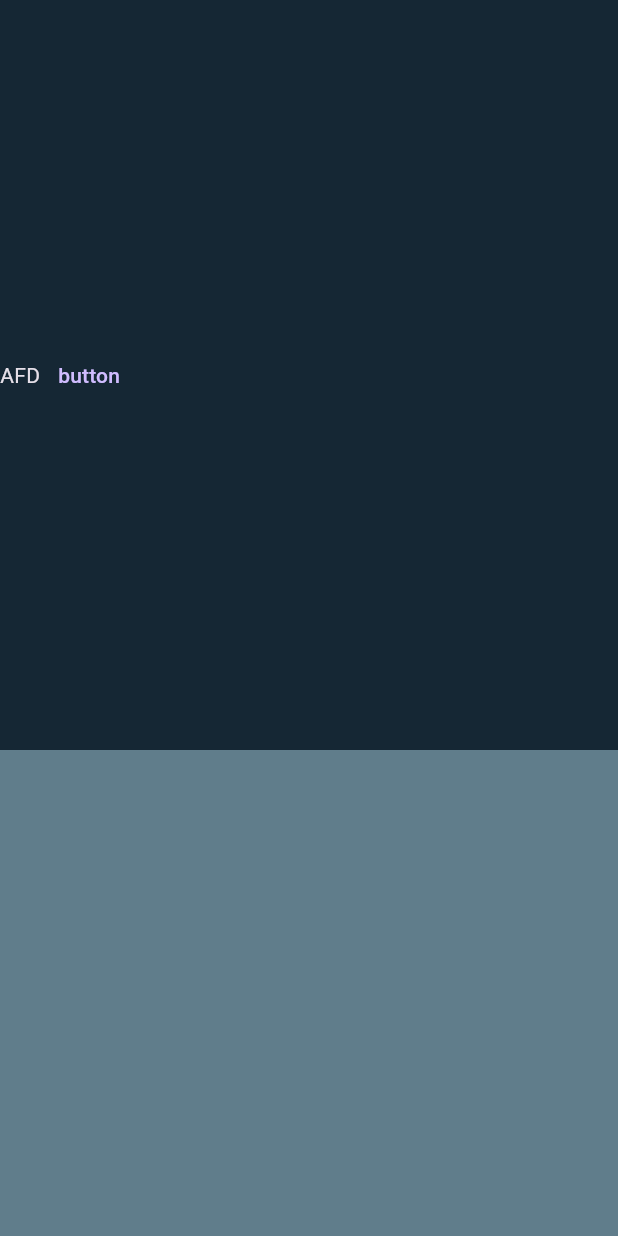
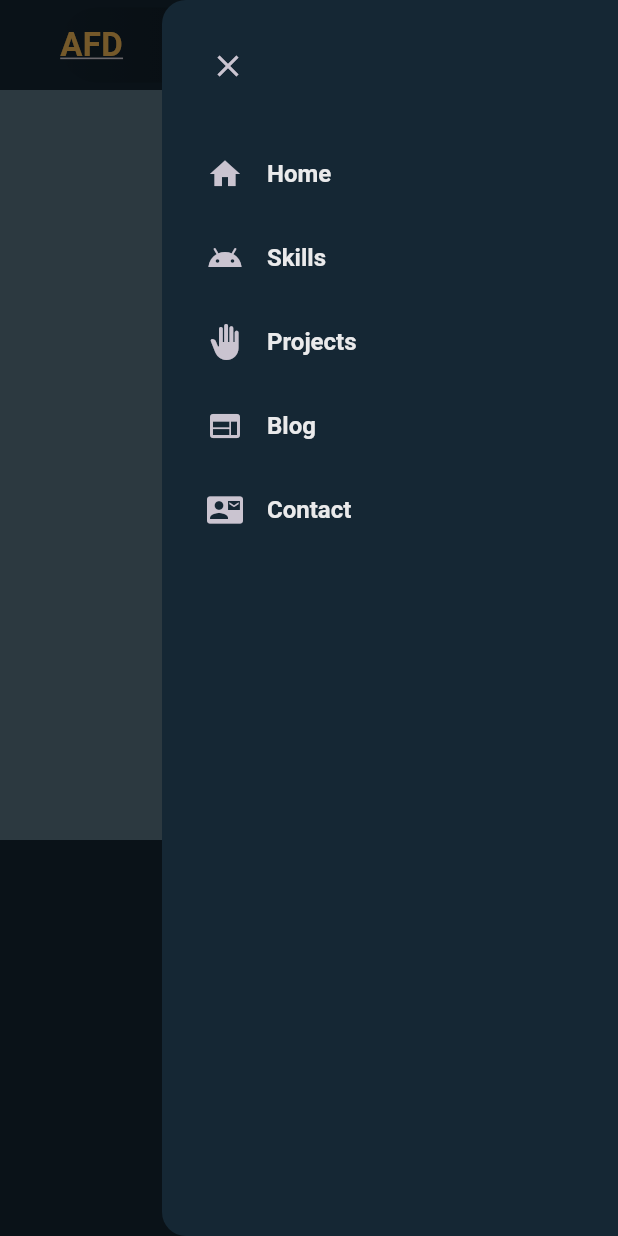
Before and after one commit to lalpha1/my_portfolio, a Flutter app: the screen it shows after launch, with the side drawer open (before the commit the screen has no drawer), on a phone screen of 412 x 824 dp. Run offline on Flutter 3.47's test engine with Material 3 defaults, Android fonts, the phone set to English and light mode, and no system bars.

Commit message:
mobile and desktop headers

```diff
--- /dev/null
+++ b/lib/constants/nav_items.dart
@@ -0,0 +1,17 @@
+import 'package:flutter/material.dart';
+
+List<String> navTitle = [
+  'Home',
+  'Skills',
+  'Projects',
+  'Blog',
+  'Contact',
+];
+
+List<IconData> navIcons = [
+  Icons.home,
+  Icons.android_outlined,
+  Icons.back_hand,
+  Icons.web,
+  Icons.quick_contacts_mail,
+];
--- a/lib/pages/home_page.dart
+++ b/lib/pages/home_page.dart
@@ -1,5 +1,8 @@
 import 'package:flutter/material.dart';
 import 'package:my_portfolio/constants/colors.dart';
+import 'package:my_portfolio/widgets/header_mobile.dart';
+
+import '../widgets/drawer_mobile.dart';
 
 class HomePage extends StatefulWidget {
   const HomePage({super.key});
@@ -11,26 +14,21 @@ class HomePage extends StatefulWidget {
 class _HomePageState extends State<HomePage> {
   @override
   Widget build(BuildContext context) {
+    final scaffoldKey = GlobalKey<ScaffoldState>();
     return Scaffold(
+        key: scaffoldKey,
+        endDrawer: DrawerMobile(),
         backgroundColor: CustomColor.scaffoldBg,
         // use ListView for scrollable list
-        body: ListView(
-          children: [
+        body: ListView(children: [
           // MAIN
-            Container(
-              height: 500,
-              width: double.maxFinite,
-              child: Row(
-                children: [
-                  Text("AFD"),
-                  TextButton(
-                    onPressed: () {},
-                    child: Text('button'),
+          //HeaderDesktop(),
+          HeaderMobile(
+            onLogoTap: () {},
+            onMenuTap: () {
+              scaffoldKey.currentState?.openEndDrawer();
+            },
           ),
-                ],
-              ),
-            ),
-
           // SKILLS
           Container(
             height: 500,
@@ -51,9 +49,7 @@ class _HomePageState extends State<HomePage> {
             width: double.maxFinite,
             color: Colors.blueGrey,
           ),
-
           // FOOTER
-          ],
-        ));
+        ]));
   }
 }
--- /dev/null
+++ b/lib/styles/style.dart
@@ -0,0 +1,11 @@
+import 'package:flutter/material.dart';
+
+import '../constants/colors.dart';
+
+BoxDecoration kHeaderDecoration = BoxDecoration(
+  gradient: const LinearGradient(colors: [
+    Colors.transparent,
+    CustomColor.bgLight1,
+  ]),
+  borderRadius: BorderRadius.circular(100),
+);
--- /dev/null
+++ b/lib/widgets/drawer_mobile.dart
@@ -0,0 +1,49 @@
+import 'package:flutter/material.dart';
+
+import '../constants/colors.dart';
+import '../constants/nav_items.dart';
+
+class DrawerMobile extends StatelessWidget {
+  const DrawerMobile({
+    super.key,
+  });
+
+  @override
+  Widget build(BuildContext context) {
+    return Drawer(
+      backgroundColor: CustomColor.scaffoldBg,
+      child: ListView(
+        children: [
+          Align(
+            alignment: Alignment.centerLeft,
+            child: Padding(
+              padding: const EdgeInsets.only(
+                left: 20,
+                top: 20,
+                bottom: 20,
+              ),
+              child: IconButton(
+                onPressed: () {
+                  Navigator.of(context).pop();
+                },
+                icon: const Icon(Icons.close),
+              ),
+            ),
+          ),
+          for (int i = 0; i < navIcons.length; i++)
+            ListTile(
+              leading: Icon(navIcons[i]),
+              title: Text(navTitle[i]),
+              contentPadding: const EdgeInsets.symmetric(horizontal: 30),
+              titleTextStyle: const TextStyle(
+                color: CustomColor.whitePrimary,
+                fontWeight: FontWeight.w600,
+                fontSize: 16,
+              ),
+              onTap: () {},
+            )
+        ],
+      ),
+    );
+  }
+}
--- /dev/null
+++ b/lib/widgets/header_desktop.dart
@@ -0,0 +1,41 @@
+import 'package:flutter/material.dart';
+import 'package:my_portfolio/styles/style.dart';
+import 'package:my_portfolio/widgets/logo.dart';
+
+import '../constants/colors.dart';
+import '../constants/nav_items.dart';
+
+class HeaderDesktop extends StatelessWidget {
+  const HeaderDesktop({super.key});
+
+  @override
+  Widget build(BuildContext context) {
+    return Container(
+        height: 60.0,
+        width: double.maxFinite,
+        margin: const EdgeInsets.symmetric(vertical: 10.0, horizontal: 20.0),
+        decoration: kHeaderDecoration,
+        child: Row(
+          children: [
+            Logo(
+              onTap: () {},
+            ),
+            Spacer(),
+            for (int i = 0; i < navTitle.length; i++)
+              Padding(
+                padding: const EdgeInsets.only(right: 20),
+                child: TextButton(
+                    onPressed: () {},
+                    child: Text(
+                      navTitle[i],
+                      style: const TextStyle(
+                        fontSize: 16,
+                        fontWeight: FontWeight.w500,
+                        color: CustomColor.whitePrimary,
+                      ),
+                    )),
+              ),
+          ],
+        ));
+  }
+}
--- /dev/null
+++ b/lib/widgets/header_mobile.dart
@@ -0,0 +1,34 @@
+import 'package:flutter/material.dart';
+import 'package:my_portfolio/widgets/logo.dart';
+
+import '../styles/style.dart';
+
+class HeaderMobile extends StatelessWidget {
+  HeaderMobile({super.key, this.onLogoTap, this.onMenuTap});
+  final VoidCallback? onLogoTap;
+  final VoidCallback? onMenuTap;
+
+  @override
+  Widget build(BuildContext context) {
+    return Container(
+      height: 50,
+      margin: const EdgeInsets.fromLTRB(40, 5, 20, 5),
+      decoration: kHeaderDecoration,
+      child: Row(
+        children: [
+          Logo(
+            onTap: onLogoTap,
+          ),
+          const Spacer(),
+          IconButton(
+            onPressed: onMenuTap,
+            icon: const Icon(Icons.menu),
+          ),
+          const SizedBox(
+            width: 15,
+          )
+        ],
+      ),
+    );
+  }
+}
--- /dev/null
+++ b/lib/widgets/logo.dart
@@ -0,0 +1,32 @@
+import 'package:flutter/material.dart';
+
+import '../constants/colors.dart';
+import '../constants/nav_items.dart';
+
+class Logo extends StatelessWidget {
+  Logo({
+    super.key,
+    this.onTap,
+  });
+  final VoidCallback? onTap;
+
+  @override
+  Widget build(BuildContext context) {
+    return GestureDetector(
+      onTap: () {},
+      child: Row(
+        children: [
+          const Text(
+            "AFD",
+            style: TextStyle(
+              fontSize: 22,
+              fontWeight: FontWeight.bold,
+              decoration: TextDecoration.underline,
+              color: CustomColor.yellowSecondary,
+            ),
+          ),
+        ],
+      ),
+    );
+  }
+}
```
Lines whose indentation alone changed are shown as unchanged.
